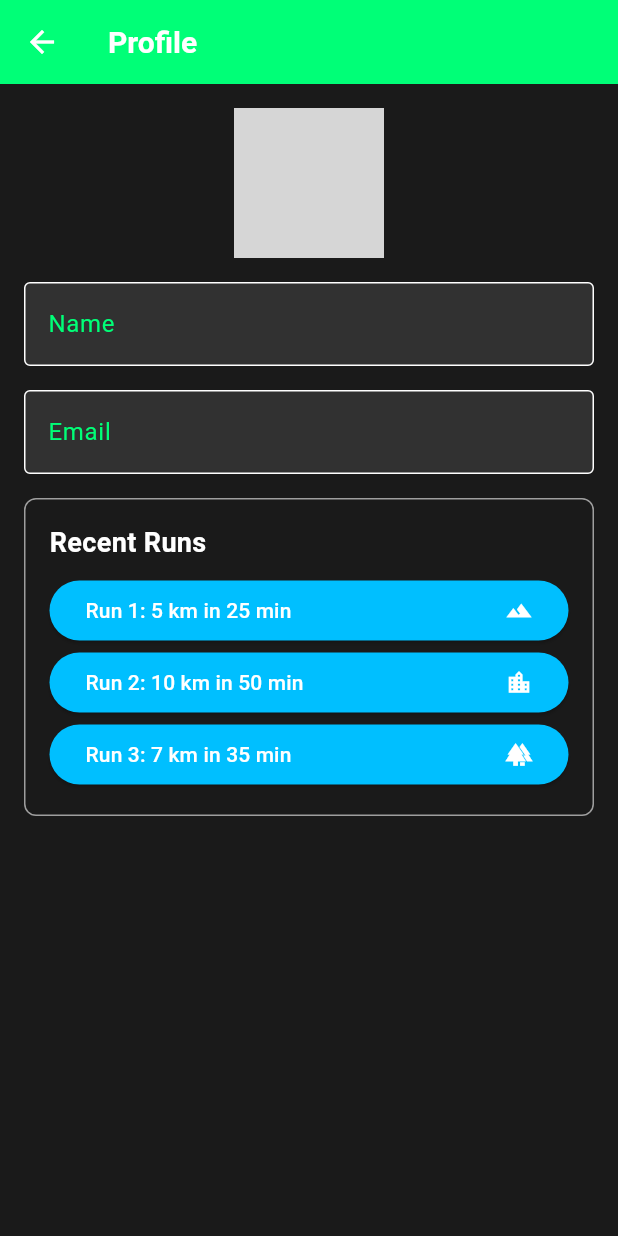
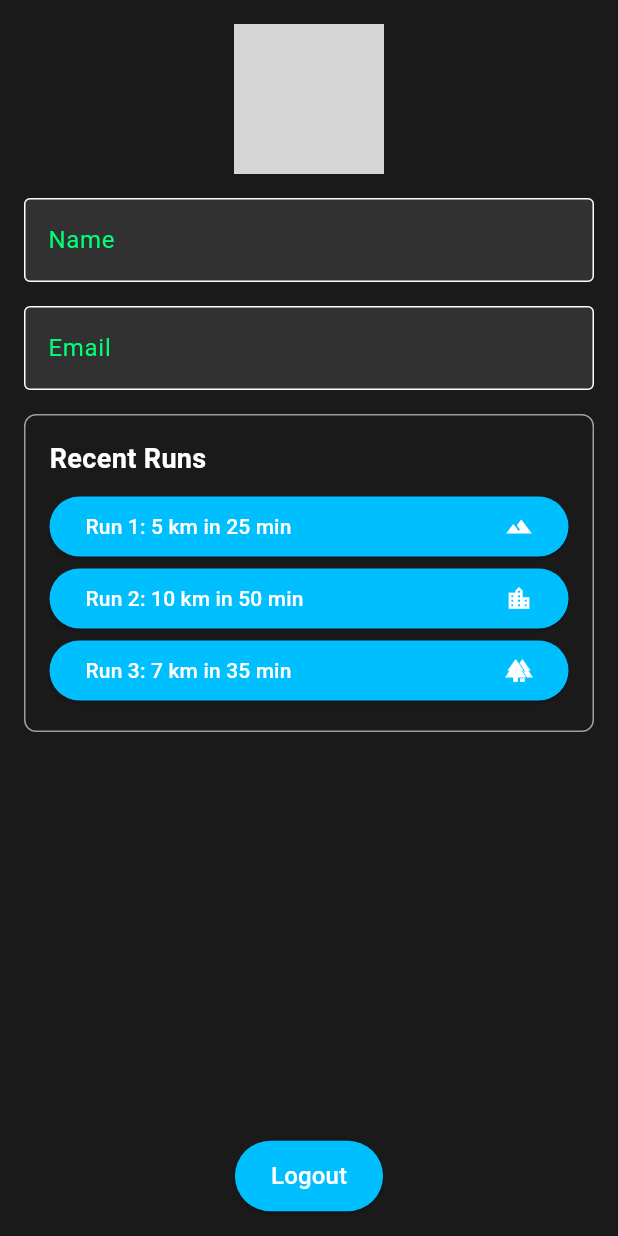
Before and after one commit to AUMikkel/p2pproject, a Flutter app: the ProfileScreen screen opened directly with empty values, on a phone screen of 412 x 824 dp. Run offline on Flutter 3.47's test engine with Material 3 defaults, Android fonts, the phone set to English and light mode, and no system bars; our stand-ins replace flutter_dotenv, flutter_map, geolocator, latlong2, shared_preferences; missing offline and left inert: mqtt_client; accounts and stored records are empty; network calls fail; grey boxes are pictures that could not be loaded.

```diff
--- a/lib/main.dart
+++ b/lib/main.dart
@@ -16,13 +16,13 @@ Future<void> main() async {
 }
 
 final ThemeData appTheme = ThemeData(
-  primaryColor: Color(0xFF00FF77), // Neon green as the primary color
+  primaryColor: const Color(0xFF00FF77), // Neon green as the primary color
   colorScheme: ColorScheme.fromSwatch().copyWith(
-    primary: Color(0xFF00FF77), // Neon green
-    secondary: Color(0xFF00BFFF), // Blue for accent
-    surface: Color(0xFF1A1A1A), // Dark gray for background
+    primary: const Color(0xFF00FF77), // Neon green
+    secondary: const Color(0xFF00BFFF), // Blue for accent
+    surface: const Color(0xFF1A1A1A), // Dark gray for background
   ),
-  scaffoldBackgroundColor: Color(0xFF1A1A1A), // Dark background for the app
+  scaffoldBackgroundColor: const Color(0xFF1A1A1A), // Dark background for the app
   appBarTheme: const AppBarTheme(
     backgroundColor: Color(0xFF00FF77), // Neon green for AppBar
     elevation: 0, // Optional: remove shadow for a flat look
@@ -41,7 +41,7 @@ final ThemeData appTheme = ThemeData(
   inputDecorationTheme: InputDecorationTheme(
     filled: true,
     fillColor: Colors.white.withOpacity(0.1), // Slight transparency
-    labelStyle: TextStyle(color: Color(0xFF00FF77)), // Neon green labels
+    labelStyle: const TextStyle(color: Color(0xFF00FF77)), // Neon green labels
     focusedBorder: const OutlineInputBorder(
       borderSide: BorderSide(color: Color(0xFF00FF77), width: 2.0),
     ),
@@ -51,7 +51,7 @@ final ThemeData appTheme = ThemeData(
   ),
   elevatedButtonTheme: ElevatedButtonThemeData(
     style: ElevatedButton.styleFrom(
-      foregroundColor: Colors.white, backgroundColor: Color(0xFF00BFFF), // White text on buttons
+      foregroundColor: Colors.white, backgroundColor: const Color(0xFF00BFFF), // White text on buttons
     ),
   ),
 );
@@ -128,7 +128,7 @@ void onStart() async {
       print('MQTT connection is alive.');
 
       if (shouldSendData) {
-        gpsService.sendGPSData(55.6761, 12.5683);
+
         imuService.sendIMUData(1.0, 0.0, 0.0);
       }
     } else {
--- a/lib/ui/profile/profile.dart
+++ b/lib/ui/profile/profile.dart
@@ -1,10 +1,11 @@
 import 'package:flutter/material.dart';
+import '../login/login.dart';
 import '../rundetails/RunDetailsScreen.dart';
 
 class ProfileScreen extends StatelessWidget {
-  final String name;
-  final String email;
-  final String profileImageUrl;
+  final String? name;
+  final String? email;
+  final String? profileImageUrl;
 
   const ProfileScreen({
     super.key,
@@ -22,21 +23,28 @@ class ProfileScreen extends StatelessWidget {
     );
   }
 
+  void _logout(BuildContext context) {
+    // Implement logout logic here, e.g., clear user session or navigate to login screen.
+    // Here we’ll just pop back to the main screen for illustration.
+
+    Navigator.push(context, MaterialPageRoute(builder: (context) => const LoginScreen()));
+  }
+
   @override
   Widget build(BuildContext context) {
     return Scaffold(
-      appBar: AppBar(
-        title: const Text('Profile'),
-      ),
       body: Padding(
         padding: const EdgeInsets.all(16.0),
+        child: Column(
+          children: <Widget>[
+            Expanded(
               child: Column(
                 crossAxisAlignment: CrossAxisAlignment.center,
                 children: <Widget>[
                   Center(
                     child: CircleAvatar(
                       radius: 50,
-                backgroundImage: NetworkImage(profileImageUrl),
+                      backgroundImage: NetworkImage(profileImageUrl!),
                     ),
                   ),
                   const SizedBox(height: 16.0),
@@ -112,6 +120,20 @@ class ProfileScreen extends StatelessWidget {
                 ],
               ),
             ),
+            const SizedBox(height: 16.0),
+            ElevatedButton(
+              onPressed: () => _logout(context),
+              style: ElevatedButton.styleFrom(
+                padding: const EdgeInsets.symmetric(horizontal: 24.0, vertical: 12.0),
+              ),
+              child: const Text(
+                'Logout',
+                style: TextStyle(fontSize: 16),
+              ),
+            ),
+          ],
+        ),
+      ),
     );
   }
 }
--- a/pubspec.yaml
+++ b/pubspec.yaml
@@ -43,6 +43,7 @@ dependencies:
   latlong2: ^0.9.1
   geolocator: ^13.0.1
   flutter_plugin_android_lifecycle: ^2.0.23
+  shared_preferences: ^2.3.2
 
 
 dev_dependencies:
```
Also changed, not shown: lib/sensors/gps.dart (+37 -0 lines), lib/ui/home/homescreen.dart (added, +95 -0 lines), lib/ui/login/login.dart (+23 -13 lines), lib/ui/profile/StatsScreen.dart (added, +13 -0 lines), lib/ui/rundetails/RecentRunsScreen.dart (added, +156 -0 lines), lib/ui/rundetails/RecordRunsScreen.dart (added, +13 -0 lines), lib/ui/rundetails/RunDetailsScreen.dart (+5 -2 lines), lib/ui/shared/UserSession.dart (added, +25 -0 lines), pubspec.lock, 2 other files. Lines whose indentation alone changed are shown as unchanged.
